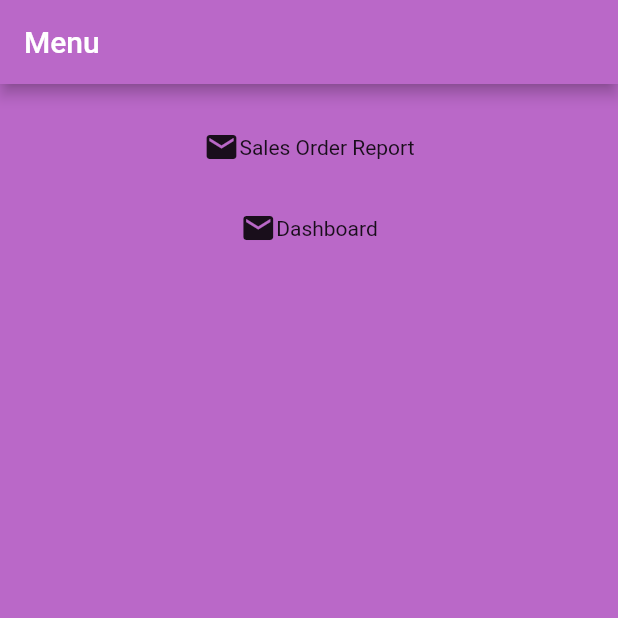
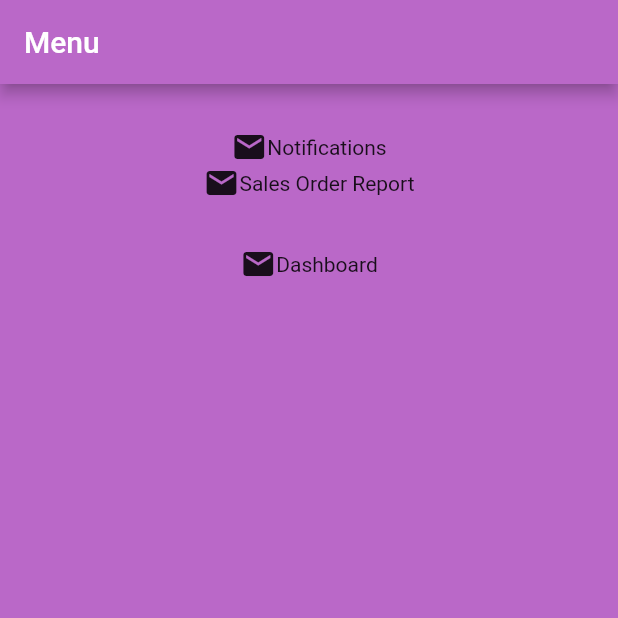
Before and after one commit to TallyAssist/TallyAssist, a Flutter app: the MenuScreen screen opened directly, on a phone screen of 412 x 824 dp, the top half of it. Run offline on Flutter 3.47's test engine with Material 2 defaults, Android fonts, the phone set to English and light mode, and no system bars; our stand-ins replace charts_flutter, flutter_login.

Commit message:
adds notification skeleton

```diff
--- a/lib/login.dart
+++ b/lib/login.dart
@@ -3,8 +3,8 @@ import 'package:flutter_login/flutter_login.dart';
 import './dashboard.dart';
 
 const users = const {
-  'akash@restat.com': 'restat12345',
-  'richa@restat.com': 'restat12345',
+  'akash@restat.co': 'restat12345',
+  'richa@restat.co': 'restat12345',
 };
 
 class LoginScreen extends StatelessWidget {
--- a/lib/menu.dart
+++ b/lib/menu.dart
@@ -1,6 +1,7 @@
 import 'package:flutter/material.dart';
 import './dashboard.dart';
 import './salesorderreport.dart';
+import './notifications.dart';
 
 class MenuScreen extends StatelessWidget {
   @override
@@ -16,6 +17,25 @@ class MenuScreen extends StatelessWidget {
         children: <Widget>[
           const SizedBox(
             height: 30,
+          ),
+          InkWell(
+            child: Row(
+              mainAxisAlignment: MainAxisAlignment.center,
+              children: <Widget>[
+                Icon(Icons.mail),
+                Text(
+                  'Notifications',
+                  textAlign: TextAlign.center,
+                ),
+              ],
+            ),
+            onTap: () {
+              Navigator.of(context).pushReplacement(
+                MaterialPageRoute(
+                  builder: (context) => NotificationScreen(),
+                ),
+              );
+            },
           ),
           InkWell(
             child: Row(
```
Also changed, not shown: lib/notifications.dart (added, +10 -0 lines).
